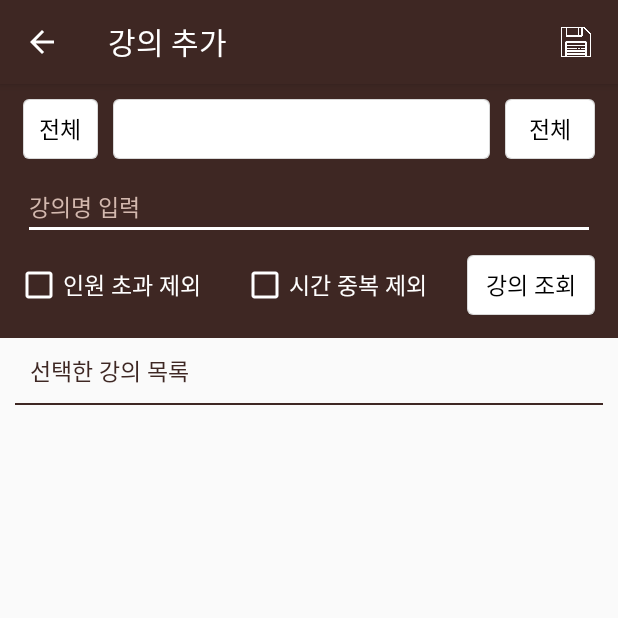
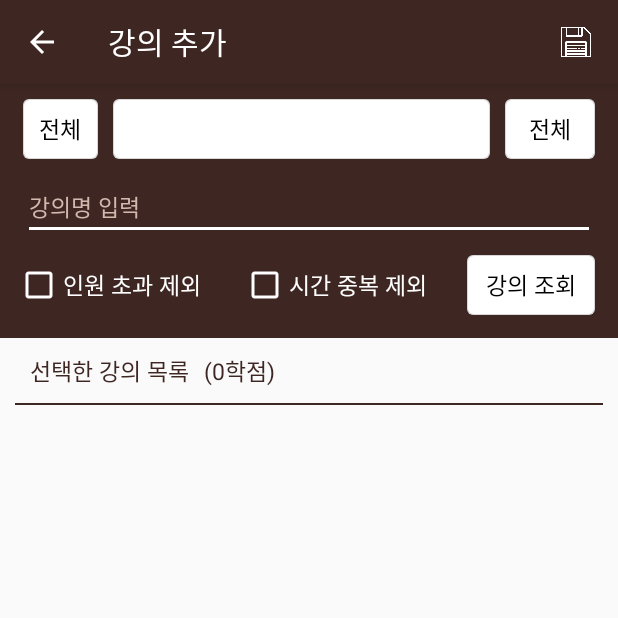
Before and after one commit to KSangH/Mobile_Programming_Project_KCLICK, an Android app: the LectureActivity screen opened directly, with no data from a screen before it, on a phone screen of 412 x 824 dp, the top half of it. Run offline under Robolectric (Android 15) with nearby library versions, the phone set to English and light mode, and no system bars; 1 statement that could not run was skipped.

Commit message:
LectureActivity : 선택된 과목의 총 학점 표기

```diff
--- a/app/src/main/java/kr/ac/konkuk/timetable/LectureActivity.java
+++ b/app/src/main/java/kr/ac/konkuk/timetable/LectureActivity.java
@@ -174,6 +174,9 @@ public class LectureActivity extends AppCompatActivity {
 
         // 이수 구분 코드 지정 및 이수 구분 지정 함수
         setDivCode();
+
+        // 선택한 학점의 합
+        setTotalGrade();
     }
 
     // 검색 스레드 종료후 실행할 함수.
@@ -299,7 +302,7 @@ public class LectureActivity extends AppCompatActivity {
 
     @Override
     public void onBackPressed() {
-        if(findViewById(R.id.lecture_layout_user).getVisibility() == View.GONE){
+        if (findViewById(R.id.lecture_layout_user).getVisibility() == View.GONE) {
             zoomClicked(findViewById(R.id.lecture_textview_zoom));
         } else {
             AlertDialog.Builder alertdialog = new AlertDialog.Builder(this);
@@ -323,13 +326,13 @@ public class LectureActivity extends AppCompatActivity {
         }
     }
 
-    public void zoomClicked(View view){
+    public void zoomClicked(View view) {
         LinearLayout ll = findViewById(R.id.lecture_layout_user);
-        if(ll.getVisibility() != View.GONE){
-            ((TextView)view).setText("원래대로");
+        if (ll.getVisibility() != View.GONE) {
+            ((TextView) view).setText("원래대로");
             ll.setVisibility(View.GONE);
         } else {
-            ((TextView)view).setText("크게보기");
+            ((TextView) view).setText("크게보기");
             ll.setVisibility(View.VISIBLE);
         }
 
@@ -407,6 +410,15 @@ public class LectureActivity extends AppCompatActivity {
 
     }
 
+    private void setTotalGrade() {
+        int sum = 0;
+        for(LectureBlock lb : userLectureList){
+            String grade = lb.getCredit();
+            sum += Integer.parseInt(grade.split("학")[0]);
+        }
+        ((TextView) findViewById(R.id.lecture_textview_totalgrade)).setText("(" + sum + "학점)");
+    }
+
     // 현재 사용자 시간표와 중복여부 확인하기
     private boolean isDuplicate(int[][] convertTime) {
         // 기존 유저 시간표와 비교함. checktime이 true이면 시간이 겹치는 것임.
@@ -468,6 +480,8 @@ public class LectureActivity extends AppCompatActivity {
 
         // 수정되었음을 알린다.
         userLectureAdapter.notifyDataSetChanged();
+
+        setTotalGrade();
     }
 
     // 강의 삭제 시, 호출되는 함수
@@ -475,6 +489,8 @@ public class LectureActivity extends AppCompatActivity {
         if (userLectureList.contains(lb))
             userLectureList.remove(lb);
         userLectureAdapter.notifyDataSetChanged();
+
+        setTotalGrade();
     }
 
     // 강의를 단말기에 저장하는 함수
--- a/app/src/main/res/layout/activity_lecture.xml
+++ b/app/src/main/res/layout/activity_lecture.xml
@@ -130,14 +130,27 @@
         android:layout_marginEnd="@dimen/default_layout_margin"
         android:orientation="vertical">
 
-        <TextView
+        <LinearLayout
             android:layout_width="match_parent"
             android:layout_height="wrap_content"
-            android:layout_marginStart="@dimen/default_layout_margin"
-            android:layout_marginTop="@dimen/default_layout_margin"
-            android:text="@string/activity_lecture_textview_select_timetable"
-            android:textSize="@dimen/default_text_size"
-            android:textColor="@color/colorPrimary" />
+            android:orientation="horizontal">
+
+            <TextView
+                android:layout_width="wrap_content"
+                android:layout_height="wrap_content"
+                android:layout_marginStart="@dimen/default_layout_margin"
+                android:layout_marginTop="@dimen/default_layout_margin"
+                android:text="@string/activity_lecture_textview_select_timetable"
+                android:textSize="@dimen/default_text_size" />
+            <TextView
+                android:id="@+id/lecture_textview_totalgrade"
+                android:layout_width="wrap_content"
+                android:layout_height="wrap_content"
+                android:layout_marginTop="@dimen/default_layout_margin"
+                android:layout_marginStart="@dimen/default_layout_margin"
+                android:textSize="@dimen/default_text_size"/>
+
+        </LinearLayout>
 
         <ImageView
             android:layout_width="match_parent"
@@ -170,8 +183,7 @@
                 android:layout_marginStart="@dimen/default_layout_margin"
                 android:layout_marginTop="@dimen/default_layout_margin"
                 android:text="@string/activity_lecture_textview_search_timetable"
-                android:textSize="@dimen/default_text_size"
-                android:textColor="@color/colorPrimary" />
+                android:textSize="@dimen/default_text_size" />
 
             <TextView
                 android:id="@+id/lecture_textview_zoom"
```
Also changed, not shown: 1 other file.
